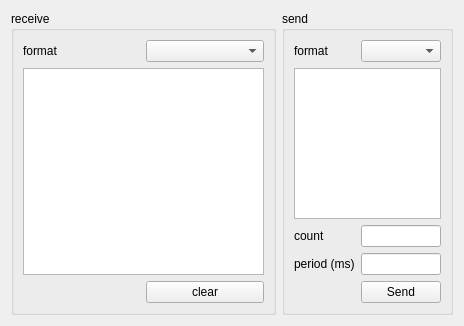
This is source/device/formcomdevicebase.ui in novdot/ComControl as Qt 5 draws it before an edit. The edited form follows.
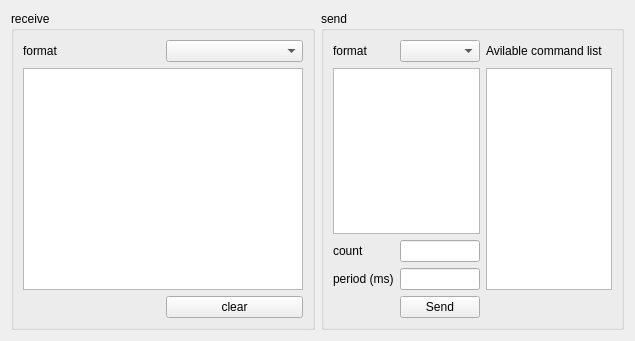
This is the edited form.

Commit message: New func - robot upd device functional - TODO : test

Patch:
```diff
--- a/source/device/formcomdevicebase.ui
+++ b/source/device/formcomdevicebase.ui
@@ -6,14 +6,14 @@
    <rect>
     <x>0</x>
     <y>0</y>
-    <width>464</width>
-    <height>326</height>
+    <width>635</width>
+    <height>341</height>
    </rect>
   </property>
   <property name="windowTitle">
    <string>Form</string>
   </property>
-  <layout class="QHBoxLayout" name="horizontalLayout" stretch="70,30">
+  <layout class="QHBoxLayout" name="horizontalLayout" stretch="50,50">
    <item>
     <widget class="QGroupBox" name="groupBox">
      <property name="title">
@@ -52,20 +52,7 @@
      <property name="title">
       <string>send</string>
      </property>
-     <layout class="QGridLayout" name="gridLayout">
-      <item row="4" column="1">
-       <widget class="QLineEdit" name="lineEdit_device_send_period"/>
-      </item>
-      <item row="0" column="0">
-       <widget class="QLabel" name="label_2">
-        <property name="text">
-         <string>format</string>
-        </property>
-       </widget>
-      </item>
-      <item row="2" column="0" colspan="2">
-       <widget class="QPlainTextEdit" name="plainTextEdit_device_send"/>
-      </item>
+     <layout class="QGridLayout" name="gridLayout" columnstretch="10,20,70">
       <item row="5" column="1">
        <widget class="QPushButton" name="pushButton_device_send">
         <property name="text">
@@ -80,6 +67,13 @@
         </property>
        </widget>
       </item>
+      <item row="0" column="0">
+       <widget class="QLabel" name="label_2">
+        <property name="text">
+         <string>format</string>
+        </property>
+       </widget>
+      </item>
       <item row="4" column="0">
        <widget class="QLabel" name="label_4">
         <property name="text">
@@ -87,11 +81,27 @@
         </property>
        </widget>
       </item>
+      <item row="4" column="1">
+       <widget class="QLineEdit" name="lineEdit_device_send_period"/>
+      </item>
+      <item row="2" column="0" colspan="2">
+       <widget class="QPlainTextEdit" name="plainTextEdit_device_send"/>
+      </item>
+      <item row="0" column="1">
+       <widget class="QComboBox" name="comboBox_device_send_format"/>
+      </item>
       <item row="3" column="1">
        <widget class="QLineEdit" name="lineEdit_device_send_count"/>
       </item>
-      <item row="0" column="1">
-       <widget class="QComboBox" name="comboBox_device_send_format"/>
+      <item row="2" column="2" rowspan="3">
+       <widget class="QListWidget" name="listWidget_slave_list"/>
+      </item>
+      <item row="0" column="2">
+       <widget class="QLabel" name="label_5">
+        <property name="text">
+         <string>Avilable command list</string>
+        </property>
+       </widget>
       </item>
      </layout>
     </widget>
```
The commit also changes 14 other files.
